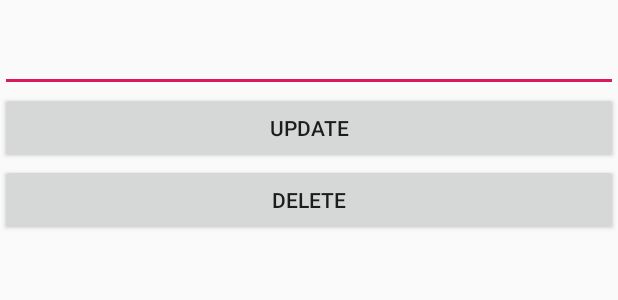
After one commit to aryalsunil555/SQLite, an Android app: the layout activity_meaning.xml on its own in the app's theme, with its tools: preview values and no code run, on a phone screen of 412 x 824 dp. The commit adds this screen. Shown: the top 300 px of the screen. Run offline under Robolectric (Android 15) with nearby library versions, the phone set to English and light mode, and no system bars.

Commit message:
displaying meaning in another activity

```diff
--- /dev/null
+++ b/app/src/main/res/layout/activity_meaning.xml
@@ -0,0 +1,28 @@
+<?xml version="1.0" encoding="utf-8"?>
+<LinearLayout xmlns:android="http://schemas.android.com/apk/res/android"
+    xmlns:app="http://schemas.android.com/apk/res-auto"
+    xmlns:tools="http://schemas.android.com/tools"
+    android:layout_width="match_parent"
+    android:layout_height="match_parent"
+    android:orientation="vertical"
+    tools:context=".MeaningActivity">
+
+
+    <EditText
+
+        android:layout_width="match_parent"
+        android:layout_height="wrap_content"
+        android:textSize="30sp"
+        android:id="@+id/tvMeaning"/>
+
+    <Button
+        android:id="@+id/btnUpdate"
+        android:text="Update"
+        android:layout_width="match_parent"
+        android:layout_height="wrap_content" />
+    <Button
+        android:id="@+id/btnDelete"
+        android:text="Delete"
+        android:layout_width="match_parent"
+        android:layout_height="wrap_content" />
+</LinearLayout>
```
Also changed, not shown: app/src/main/AndroidManifest.xml (+2 -7 lines), app/src/main/java/com/sqlite/DisplayWordActivity.java (+40 -3 lines), app/src/main/java/com/sqlite/MeaningActivity.java (added, +39 -0 lines), app/src/main/res/layout/activity_display_word.xml (+17 -0 lines).
